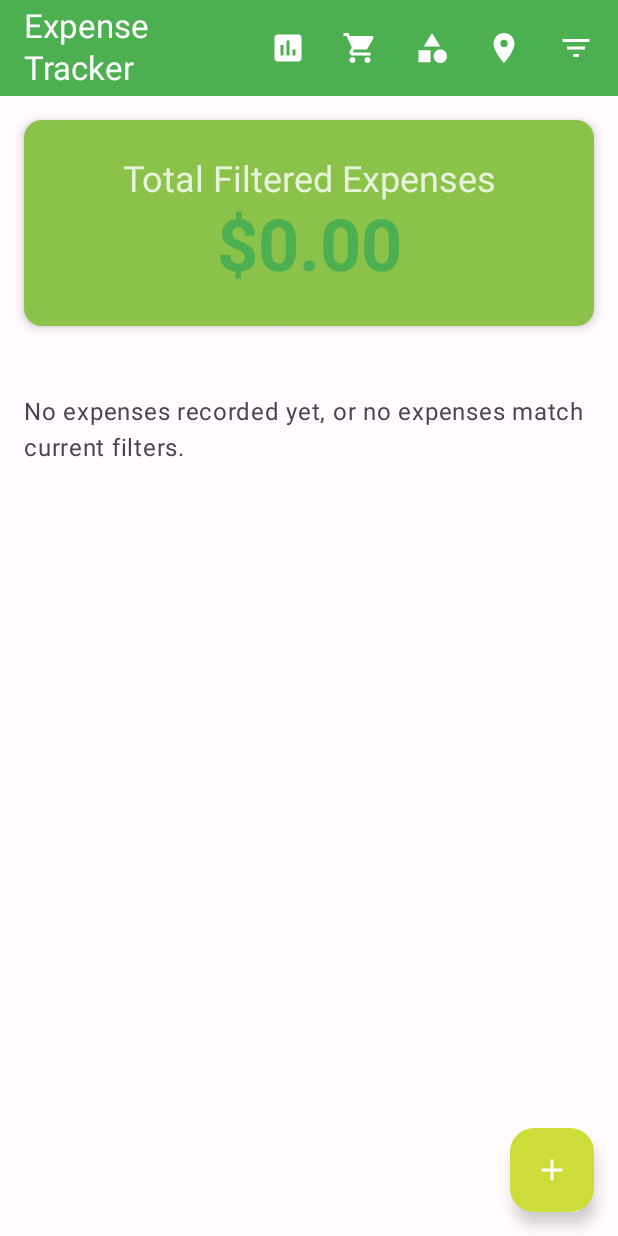
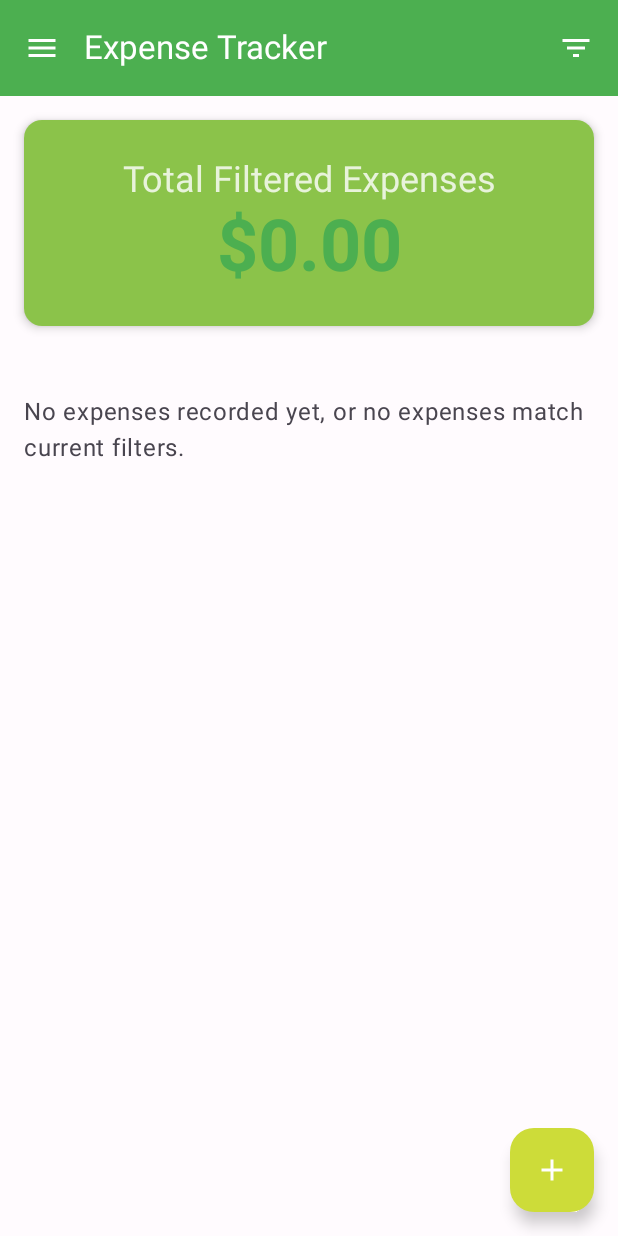
Before and after one commit to ibfahd/ExpenseTracker, an Android app built with Jetpack Compose: the screen it shows after launch (MainActivity), on a phone screen of 412 x 824 dp. Run offline under Robolectric (Android 15) with nearby library versions, the phone set to English and light mode, and no system bars; our stand-ins replace Room's generated code.

Commit message:
Adding a navigation drawer to organize navigation and declutter the main screen.

```diff
--- a/app/src/main/java/com/fahdev/expensetracker/MainActivity.kt
+++ b/app/src/main/java/com/fahdev/expensetracker/MainActivity.kt
@@ -24,7 +24,10 @@ import androidx.compose.material.icons.filled.Assessment
 import androidx.compose.material.icons.filled.Category
 import androidx.compose.material.icons.filled.Close
 import androidx.compose.material.icons.filled.FilterList
+import androidx.compose.material.icons.filled.Info
 import androidx.compose.material.icons.filled.LocationOn
+import androidx.compose.material.icons.filled.Menu
+import androidx.compose.material.icons.filled.Settings
 import androidx.compose.material.icons.filled.ShoppingCart
 import androidx.compose.material3.AlertDialog
 import androidx.compose.material3.Button
@@ -33,15 +36,21 @@ import androidx.compose.material3.Card
 import androidx.compose.material3.CardDefaults
 import androidx.compose.material3.DatePickerDialog
 import androidx.compose.material3.DateRangePicker
+import androidx.compose.material3.DrawerValue
 import androidx.compose.material3.DropdownMenuItem
 import androidx.compose.material3.ExperimentalMaterial3Api
 import androidx.compose.material3.ExposedDropdownMenuBox
 import androidx.compose.material3.ExposedDropdownMenuDefaults
 import androidx.compose.material3.FloatingActionButton
+import androidx.compose.material3.HorizontalDivider
 import androidx.compose.material3.Icon
 import androidx.compose.material3.IconButton
 import androidx.compose.material3.MaterialTheme
 import androidx.compose.material3.MenuAnchorType
+import androidx.compose.material3.ModalDrawerSheet
+import androidx.compose.material3.ModalNavigationDrawer
+import androidx.compose.material3.NavigationDrawerItem
+import androidx.compose.material3.NavigationDrawerItemDefaults
 import androidx.compose.material3.Scaffold
 import androidx.compose.material3.Text
 import androidx.compose.material3.TextButton
@@ -49,14 +58,17 @@ import androidx.compose.material3.TextField
 import androidx.compose.material3.TopAppBar
 import androidx.compose.material3.TopAppBarDefaults
 import androidx.compose.material3.rememberDateRangePickerState
+import androidx.compose.material3.rememberDrawerState
 import androidx.compose.runtime.Composable
 import androidx.compose.runtime.collectAsState
 import androidx.compose.runtime.getValue
 import androidx.compose.runtime.mutableStateOf
 import androidx.compose.runtime.remember
+import androidx.compose.runtime.rememberCoroutineScope
 import androidx.compose.runtime.setValue
 import androidx.compose.ui.Alignment
 import androidx.compose.ui.Modifier
+import androidx.compose.ui.graphics.vector.ImageVector
 import androidx.compose.ui.platform.LocalContext
 import androidx.compose.ui.res.stringResource
 import androidx.compose.ui.text.font.FontWeight
@@ -67,6 +79,7 @@ import androidx.lifecycle.viewmodel.compose.viewModel
 import com.fahdev.expensetracker.data.Category
 import com.fahdev.expensetracker.data.Supplier
 import com.fahdev.expensetracker.ui.theme.ExpenseTrackerTheme
+import kotlinx.coroutines.launch
 import java.text.NumberFormat
 import java.text.SimpleDateFormat
 import java.util.Calendar
@@ -80,15 +93,90 @@ class MainActivity : ComponentActivity() {
         setContent {
             ExpenseTrackerTheme {
                 val expenseViewModel: ExpenseViewModel = viewModel(factory = ExpenseViewModelFactory(application))
-                ExpenseTrackerApp(expenseViewModel = expenseViewModel)
+                MainAppScreen(expenseViewModel = expenseViewModel)
             }
         }
     }
 }
 
+@Composable
+fun MainAppScreen(expenseViewModel: ExpenseViewModel) {
+    val drawerState = rememberDrawerState(initialValue = DrawerValue.Closed)
+    val scope = rememberCoroutineScope()
+    val context = LocalContext.current
+
+    // Defines navigation actions from the drawer
+    val navigationActions = mapOf(
+        stringResource(R.string.manage_categories) to { context.startActivity(Intent(context, CategoryManagementActivity::class.java)) },
+        stringResource(R.string.manage_suppliers) to { context.startActivity(Intent(context, SupplierManagementActivity::class.java)) },
+        stringResource(R.string.shopping_list_title) to { context.startActivity(Intent(context, ShoppingListActivity::class.java)) },
+        stringResource(R.string.title_activity_reporting) to { context.startActivity(Intent(context, ReportingActivity::class.java)) },
+        stringResource(R.string.settings) to { context.startActivity(Intent(context, SettingsActivity::class.java)) },
+        stringResource(R.string.about) to { context.startActivity(Intent(context, AboutActivity::class.java)) }
+    )
+
+    ModalNavigationDrawer(
+        drawerState = drawerState,
+        drawerContent = {
+            AppDrawerContent(
+                onNavigate = { destinationKey ->
+                    navigationActions[destinationKey]?.invoke()
+                    scope.launch { drawerState.close() }
+                }
+            )
+        }
+    ) {
+        ExpenseTrackerApp(
+            expenseViewModel = expenseViewModel,
+            onMenuClick = {
+                scope.launch {
+                    drawerState.open()
+                }
+            }
+        )
+    }
+}
+
+data class DrawerMenuItem(val key: String, val icon: ImageVector)
+
+@Composable
+fun AppDrawerContent(onNavigate: (String) -> Unit) {
+    val context = LocalContext.current
+    val menuItems = listOf(
+        DrawerMenuItem(context.getString(R.string.manage_categories), Icons.Default.Category),
+        DrawerMenuItem(context.getString(R.string.manage_suppliers), Icons.Default.LocationOn),
+        DrawerMenuItem(context.getString(R.string.shopping_list_title), Icons.Default.ShoppingCart),
+        DrawerMenuItem(context.getString(R.string.title_activity_reporting), Icons.Default.Assessment),
+        DrawerMenuItem(context.getString(R.string.settings), Icons.Default.Settings),
+        DrawerMenuItem(context.getString(R.string.about), Icons.Default.Info)
+    )
+
+    ModalDrawerSheet {
+        Column {
+            Text(
+                stringResource(id = R.string.app_name),
+                style = MaterialTheme.typography.titleLarge,
+                modifier = Modifier.padding(16.dp)
+            )
+            HorizontalDivider()
+            Spacer(Modifier.height(12.dp))
+            menuItems.forEach { item ->
+                NavigationDrawerItem(
+                    icon = { Icon(item.icon, contentDescription = item.key) },
+                    label = { Text(item.key) },
+                    selected = false, // Set to true for the current screen if needed
+                    onClick = { onNavigate(item.key) },
+                    modifier = Modifier.padding(NavigationDrawerItemDefaults.ItemPadding)
+                )
+            }
+        }
+    }
+}
+
+
 @OptIn(ExperimentalMaterial3Api::class)
 @Composable
-fun ExpenseTrackerApp(expenseViewModel: ExpenseViewModel) {
+fun ExpenseTrackerApp(expenseViewModel: ExpenseViewModel, onMenuClick: () -> Unit) {
     val context = LocalContext.current
 
     val filteredExpenses by expenseViewModel.filteredExpenses.collectAsState(initial = emptyList())
@@ -108,60 +196,17 @@ fun ExpenseTrackerApp(expenseViewModel: ExpenseViewModel) {
         topBar = {
             TopAppBar(
                 title = { Text(context.getString(R.string.app_name)) },
+                navigationIcon = {
+                    IconButton(onClick = onMenuClick) {
+                        Icon(Icons.Default.Menu, contentDescription = stringResource(R.string.menu))
+                    }
+                },
                 colors = TopAppBarDefaults.topAppBarColors(
                     containerColor = MaterialTheme.colorScheme.primary,
-                    titleContentColor = MaterialTheme.colorScheme.onPrimary
+                    titleContentColor = MaterialTheme.colorScheme.onPrimary,
+                    navigationIconContentColor = MaterialTheme.colorScheme.onPrimary
                 ),
                 actions = {
-                    // Reporting Button
-                    IconButton(
-                        onClick = {
-                            val intent = Intent(context, ReportingActivity::class.java)
-                            context.startActivity(intent)
-                        }
-                    ) {
-                        Icon(
-                            imageVector = Icons.Default.Assessment, // Reporting Icon
-                            contentDescription = stringResource(R.string.title_activity_reporting),
-                            tint = MaterialTheme.colorScheme.onPrimary
-                        )
-                    }
-                    IconButton(
-                        onClick = {
-                            val intent = Intent(context, ShoppingListActivity::class.java)
-                            context.startActivity(intent)
-                        }
-                    ) {
-                        Icon(
-                            imageVector = Icons.Default.ShoppingCart,
-                            contentDescription = context.getString(R.string.shopping_list_title),
-                            tint = MaterialTheme.colorScheme.onPrimary
-                        )
-                    }
-                    IconButton(
-                        onClick = {
-                            val intent = Intent(context, CategoryManagementActivity::class.java)
-                            context.startActivity(intent)
-                        }
-                    ) {
-                        Icon(
-                            imageVector = Icons.Default.Category,
-                            contentDescription = context.getString(R.string.manage_categories),
-                            tint = MaterialTheme.colorScheme.onPrimary
-                        )
-                    }
-                    IconButton(
-                        onClick = {
-                            val intent = Intent(context, SupplierManagementActivity::class.java)
-                            context.startActivity(intent)
-                        }
-                    ) {
-                        Icon(
-                            imageVector = Icons.Default.LocationOn,
-                            contentDescription = context.getString(R.string.manage_suppliers),
-                            tint = MaterialTheme.colorScheme.onPrimary
-                        )
-                    }
                     IconButton(onClick = { showFilterDialog = true }) {
                         Icon(
                             imageVector = Icons.Default.FilterList,
@@ -745,18 +790,15 @@ fun SupplierFilterDropdown(
 
 @Preview(showBackground = true)
 @Composable
-fun ExpenseTrackerAppPreview() {
+fun MainAppScreenPreview() {
     ExpenseTrackerTheme {
         val mockViewModel = remember {
             ExpenseViewModel(
                 application = object : Application() {
                     override fun getApplicationContext(): Context = this
                 }
-            ).apply {
-                // Optionally initialize mock data for preview
-                // Example: setFilteredExpenses(listOf(...mock expenses...))
-            }
+            )
         }
-        ExpenseTrackerApp(expenseViewModel = mockViewModel)
+        MainAppScreen(expenseViewModel = mockViewModel)
     }
 }
--- a/app/src/main/res/values/strings.xml
+++ b/app/src/main/res/values/strings.xml
@@ -89,4 +89,9 @@
     <string name="report_tab_summary">Summary</string>
     <string name="report_tab_product_details">Product Details</string>
 
+    <!-- New Strings for Drawer Menu -->
+    <string name="menu">Menu</string>
+    <string name="settings">Settings</string>
+    <string name="about">About</string>
+
 </resources>
```
Also changed, not shown: app/src/main/AndroidManifest.xml (+15 -1 lines), app/src/main/java/com/fahdev/expensetracker/AboutActivity.kt (added, +65 -0 lines), app/src/main/java/com/fahdev/expensetracker/SettingsActivity.kt (added, +65 -0 lines), 2 other files.
